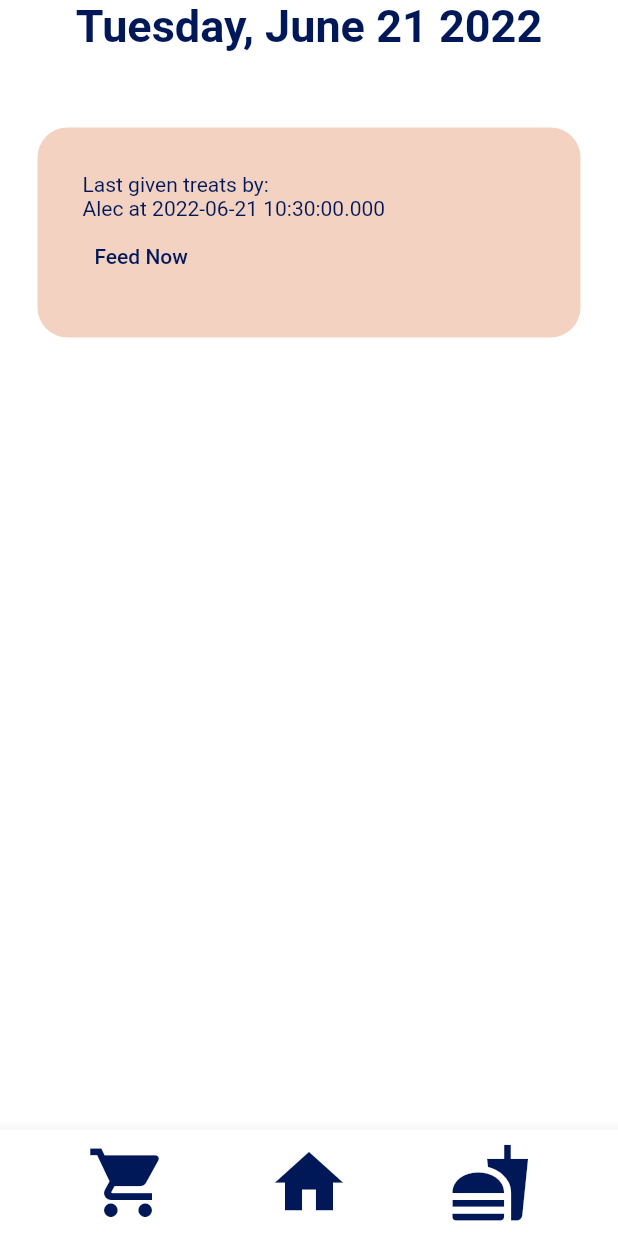
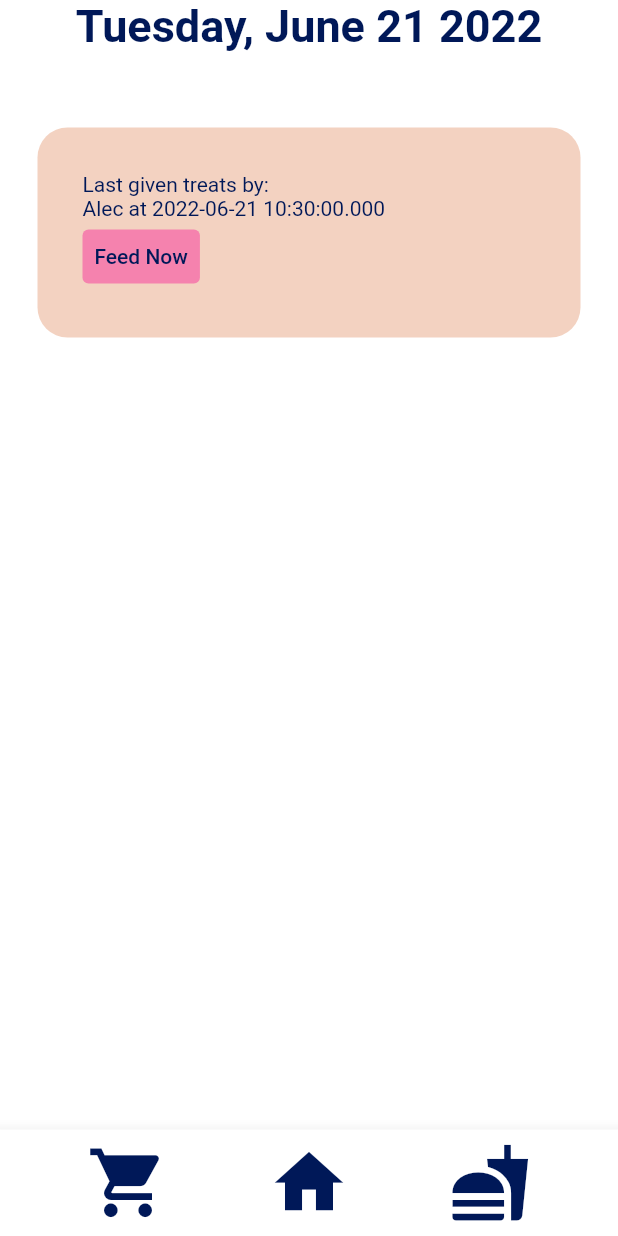
Before and after one commit to ilagon/famapp, a Flutter app: the screen it shows after launch, on a phone screen of 412 x 824 dp. Run offline on Flutter 3.47's test engine with Material 2 defaults, Android fonts, the phone set to English and light mode, and no system bars.

Commit message:
Add diego_feeder button styling

```diff
--- a/lib/diego_feeder/diego_feeder.dart
+++ b/lib/diego_feeder/diego_feeder.dart
@@ -26,6 +26,11 @@ class _DiegoFeederState extends State<DiegoFeeder> {
                 style: const TextStyle(color: textColor),
               ),
               TextButton(
+                style: ButtonStyle(
+                  foregroundColor: MaterialStateProperty.all<Color>(textColor),
+                  backgroundColor:
+                      MaterialStateProperty.all<Color>(secondaryColor),
+                ),
                 onPressed: () {},
                 child: const Text(
                   "Feed Now",
```
